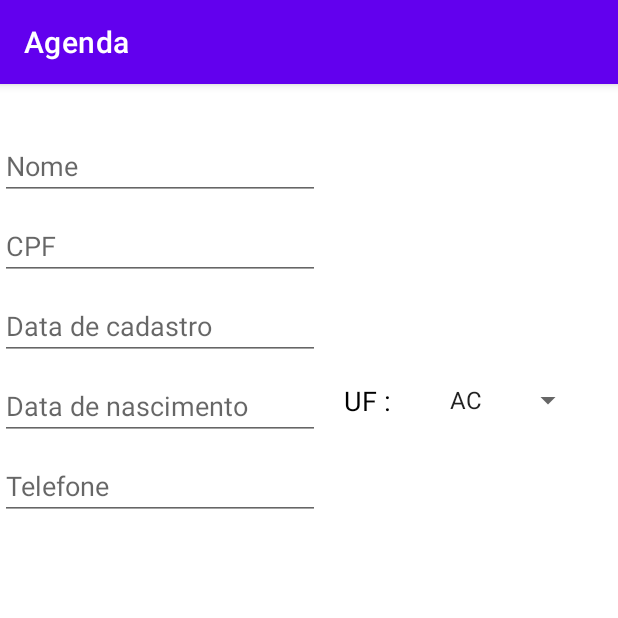
After one commit to mariosntdnz/Agenda, an Android app: the CadastroFragment screen opened through its navigation route, on a phone screen of 412 x 824 dp, the top half of it. The commit adds this screen. Run offline under Robolectric (Android 15) with nearby library versions, the phone set to English and light mode, and no system bars; our stand-ins replace data binding, paging; libraries missing offline, so code that uses them is left out: br.com.jansenfelipe; 2 statements that could not run were skipped.

Commit message:
Ideia inicial tela de cadastro

```diff
--- a/app/build.gradle
+++ b/app/build.gradle
@@ -1,7 +1,8 @@
 apply plugin: 'com.android.application'
 apply plugin: 'kotlin-android'
+apply plugin: 'kotlin-android-extensions'
 apply plugin: 'kotlin-kapt'
-apply plugin: 'kotlin-android-extensions'
+apply plugin: "androidx.navigation.safeargs"
 
 android {
     compileSdkVersion 30
@@ -56,6 +57,8 @@ dependencies {
     kapt "androidx.room:room-compiler:2.2.6"
     implementation "androidx.room:room-ktx:2.2.6"
 
+    implementation 'br.com.jansenfelipe:androidmask:1.0.1'
+
     testImplementation 'junit:junit:4.13.2'
     androidTestImplementation 'androidx.test.ext:junit:1.1.2'
     androidTestImplementation 'androidx.test.espresso:espresso-core:3.3.0'
--- a/app/src/main/AndroidManifest.xml
+++ b/app/src/main/AndroidManifest.xml
@@ -1,14 +1,17 @@
 <?xml version="1.0" encoding="utf-8"?>
 <manifest xmlns:android="http://schemas.android.com/apk/res/android"
+    xmlns:tools="http://schemas.android.com/tools"
     package="com.example.agenda">
 
     <application
         android:allowBackup="true"
         android:icon="@mipmap/ic_launcher"
+        tools:replace="android:label"
         android:label="@string/app_name"
         android:roundIcon="@mipmap/ic_launcher_round"
         android:supportsRtl="true"
-        android:theme="@style/Theme.Agenda">
+        android:theme="@style/Theme.Agenda"
+        >
         <activity android:name=".MainActivity">
             <intent-filter>
                 <action android:name="android.intent.action.MAIN" />
--- /dev/null
+++ b/app/src/main/java/com/example/agenda/ui/cadastro/CadastroFragment.kt
@@ -0,0 +1,46 @@
+package com.example.agenda.ui.cadastro
+
+import android.os.Bundle
+import android.view.LayoutInflater
+import android.view.View
+import android.view.ViewGroup
+import android.widget.ArrayAdapter
+import android.widget.Spinner
+import androidx.fragment.app.Fragment
+import androidx.lifecycle.ViewModelProvider
+import com.example.agenda.R
+import com.example.agenda.databinding.FragmentCadastroBinding
+import com.example.agenda.utils.Constantes
+
+class CadastroFragment : Fragment(){
+
+    private val viewModel : CadastroViewModel by lazy {
+        ViewModelProvider(this).get(CadastroViewModel::class.java)
+    }
+
+    override fun onCreateView(
+        inflater: LayoutInflater, container: ViewGroup?,
+        savedInstanceState: Bundle?
+    ): View? {
+
+        val binding = FragmentCadastroBinding.inflate(inflater,container,false)
+        binding.lifecycleOwner = this
+        binding.constantes = Constantes
+        insertOpcoesSpinner(Constantes.SIGLAS_ESTADO,binding.spinnerCadastroUf)
+        return binding.root
+    }
+
+    fun insertOpcoesSpinner(opcoes: List<String>, spinner: Spinner){
+        val adapter = getAdapterFromSpinner(opcoes)
+        adapter.setDropDownViewResource(R.layout.simple_item_spinner)
+        spinner.adapter = adapter
+    }
+
+    fun getAdapterFromSpinner(opcoes : List<String>) : ArrayAdapter<String>{
+        return ArrayAdapter<String>(
+            requireContext(),
+            R.layout.simple_item_spinner,
+            opcoes)
+    }
+
+}
--- /dev/null
+++ b/app/src/main/java/com/example/agenda/ui/cadastro/CadastroViewModel.kt
@@ -0,0 +1,6 @@
+package com.example.agenda.ui.cadastro
+
+import androidx.lifecycle.ViewModel
+
+class CadastroViewModel : ViewModel() {
+}
--- a/app/src/main/java/com/example/agenda/ui/clientes/ClientesFragment.kt
+++ b/app/src/main/java/com/example/agenda/ui/clientes/ClientesFragment.kt
@@ -6,6 +6,7 @@ import android.view.View
 import android.view.ViewGroup
 import androidx.fragment.app.Fragment
 import androidx.lifecycle.ViewModelProvider
+import androidx.navigation.fragment.findNavController
 import com.example.agenda.databinding.FragmentClientesBinding
 
 class ClientesFragment : Fragment(){
@@ -23,6 +24,10 @@ class ClientesFragment : Fragment(){
         val adapter = ClientesAdapter()
         binding.lifecycleOwner = this
         binding.recyclerViewClientes.adapter = adapter
+
+        binding.fab.setOnClickListener {
+            this.findNavController().navigate(ClientesFragmentDirections.actionClientesFragmentToCadastroFragment())
+        }
         return binding.root
     }
 
--- /dev/null
+++ b/app/src/main/java/com/example/agenda/utils/BindingAdapter.kt
@@ -0,0 +1,18 @@
+package com.example.agenda.utils
+
+import android.widget.EditText
+import androidx.databinding.BindingAdapter
+import br.com.jansenfelipe.androidmask.MaskEditTextChangedListener
+
+@BindingAdapter("mask")
+fun maskEditText(editText: EditText,maskLabel: Int){
+    when(maskLabel){
+        Constantes.maskCPF -> {
+            println("passei")
+            editText.addTextChangedListener(MaskEditTextChangedListener("###.###.###-##",editText))
+        }
+        Constantes.maskCel -> {
+            editText.addTextChangedListener(MaskEditTextChangedListener("(##)####-#####",editText))
+        }
+    }
+}
--- /dev/null
+++ b/app/src/main/java/com/example/agenda/utils/Constantes.kt
@@ -0,0 +1,13 @@
+package com.example.agenda.utils
+
+object Constantes {
+
+        val maskCPF = 1
+        val maskCel = 2
+
+        val SIGLAS_ESTADO = listOf<String>(
+            "AC","AL","AP","AM","BA","CE","DF","ES","GO","MA","MT","MS",
+            "MG","PA","PB","PR","PE","PI","RJ","RN","RS","RO","RR","SC",
+            "SP","SE","TO"
+        )
+}
--- /dev/null
+++ b/app/src/main/res/layout/fragment_cadastro.xml
@@ -0,0 +1,95 @@
+<?xml version="1.0" encoding="utf-8"?>
+<layout xmlns:android="http://schemas.android.com/apk/res/android"
+    xmlns:app="http://schemas.android.com/apk/res-auto"
+    xmlns:tools="http://schemas.android.com/tools">
+    <data>
+        <variable
+            name="constantes"
+            type="com.example.agenda.utils.Constantes"/>
+
+    </data>
+    <androidx.constraintlayout.widget.ConstraintLayout
+        android:layout_width="match_parent"
+        android:layout_height="match_parent">
+
+        <EditText
+            android:id="@+id/editTextCadastroNome"
+            android:layout_width="0dp"
+            android:layout_height="wrap_content"
+            android:layout_marginTop="32dp"
+            android:ems="10"
+            android:hint="@string/cadastro_option_name"
+            android:inputType="textPersonName"
+            android:textSize="18sp"
+            app:layout_constraintStart_toStartOf="parent"
+            app:layout_constraintTop_toTopOf="parent" />
+
+        <EditText
+            android:id="@+id/editTextCadastroCpf"
+            android:layout_width="0dp"
+            android:layout_height="wrap_content"
+            android:layout_marginTop="8dp"
+            android:ems="10"
+            mask="@{constantes.maskCPF}"
+            android:hint="@string/cadastro_option_cpf"
+            android:inputType="phone"
+            app:layout_constraintStart_toStartOf="parent"
+            app:layout_constraintTop_toBottomOf="@+id/editTextCadastroNome" />
+
+        <EditText
+            android:id="@+id/editTextCadastroDataDeCadastro"
+            android:layout_width="0dp"
+            android:layout_height="wrap_content"
+            android:layout_marginTop="8dp"
+            android:ems="10"
+            android:hint="@string/cadastro_option_data_cadastro"
+            android:inputType="textPersonName"
+            app:layout_constraintStart_toStartOf="parent"
+            app:layout_constraintTop_toBottomOf="@+id/editTextCadastroCpf" />
+
+        <EditText
+            android:id="@+id/editTextCadastroDataNascimento"
+            android:layout_width="0dp"
+            android:layout_height="wrap_content"
+            android:layout_marginTop="8dp"
+            android:ems="10"
+            android:hint="@string/cadastro_option_data_nasc"
+            android:inputType="textPersonName"
+            app:layout_constraintStart_toStartOf="parent"
+            app:layout_constraintTop_toBottomOf="@+id/editTextCadastroDataDeCadastro" />
+
+        <Spinner
+            android:id="@+id/spinnerCadastroUf"
+            android:layout_width="wrap_content"
+            android:layout_height="wrap_content"
+            app:layout_constraintBottom_toBottomOf="@+id/editTextCadastroDataNascimento"
+            app:layout_constraintEnd_toEndOf="parent"
+            app:layout_constraintStart_toEndOf="@+id/textViewCadastroLabelUf"
+            app:layout_constraintTop_toBottomOf="@+id/editTextCadastroDataDeCadastro" />
+
+        <EditText
+            android:id="@+id/editTextCadastroTelefone"
+            android:layout_width="wrap_content"
+            android:layout_height="wrap_content"
+            android:layout_marginTop="8dp"
+            android:ems="10"
+            mask="@{constantes.maskCel}"
+            android:hint="@string/cadastro_option_telefone"
+            android:inputType="phone"
+            app:layout_constraintStart_toStartOf="parent"
+            app:layout_constraintTop_toBottomOf="@+id/editTextCadastroDataNascimento" />
+
+        <TextView
+            android:id="@+id/textViewCadastroLabelUf"
+            android:layout_width="wrap_content"
+            android:layout_height="wrap_content"
+            android:layout_marginStart="16dp"
+            android:text="@string/cadastro_option_uf"
+            android:textColor="@color/black"
+            android:textSize="18sp"
+            app:layout_constraintBottom_toBottomOf="@+id/editTextCadastroDataNascimento"
+            app:layout_constraintStart_toEndOf="@+id/editTextCadastroDataNascimento"
+            app:layout_constraintTop_toBottomOf="@+id/editTextCadastroDataDeCadastro" />
+
+    </androidx.constraintlayout.widget.ConstraintLayout>
+</layout>
--- /dev/null
+++ b/app/src/main/res/layout/simple_item_spinner.xml
@@ -0,0 +1,12 @@
+<?xml version="1.0" encoding="utf-8"?>
+
+<TextView xmlns:android="http://schemas.android.com/apk/res/android"
+    android:id="@android:id/text1"
+    android:layout_width="match_parent"
+    android:layout_height="wrap_content"
+    android:textAppearance="?android:attr/textAppearanceListItemSmall"
+    android:gravity="center_vertical"
+    android:paddingStart="16dp"
+    android:paddingEnd="16dp"
+    android:minHeight="?android:attr/listPreferredItemHeightSmall"
+    />
--- a/app/src/main/res/navigation/nav_graph.xml
+++ b/app/src/main/res/navigation/nav_graph.xml
@@ -3,12 +3,20 @@
     xmlns:app="http://schemas.android.com/apk/res-auto"
     xmlns:tools="http://schemas.android.com/tools"
     android:id="@+id/nav_graph"
-    app:startDestination="@id/filmesFragment">
+    app:startDestination="@id/clientesFragment">
 
     <fragment
-        android:id="@+id/filmesFragment"
+        android:id="@+id/clientesFragment"
         android:name="com.example.agenda.ui.clientes.ClientesFragment"
         tools:layout="@layout/fragment_clientes">
+        <action
+            android:id="@+id/action_clientesFragment_to_cadastroFragment"
+            app:destination="@id/cadastroFragment" />
     </fragment>
 
+    <fragment
+        android:id="@+id/cadastroFragment"
+        android:name="com.example.agenda.ui.cadastro.CadastroFragment"
+        android:label="Cadastro" />
+
 </navigation>
--- a/app/src/main/res/values/strings.xml
+++ b/app/src/main/res/values/strings.xml
@@ -1,3 +1,9 @@
 <resources>
     <string name="app_name">Agenda</string>
+    <string name="cadastro_option_name">Nome</string>
+    <string name="cadastro_option_cpf">CPF</string>
+    <string name="cadastro_option_data_cadastro">Data de cadastro</string>
+    <string name="cadastro_option_data_nasc">Data de nascimento</string>
+    <string name="cadastro_option_telefone">Telefone</string>
+    <string name="cadastro_option_uf">UF : </string>
 </resources>
--- a/build.gradle
+++ b/build.gradle
@@ -8,7 +8,8 @@ buildscript {
     dependencies {
         classpath "com.android.tools.build:gradle:4.1.0"
         classpath "org.jetbrains.kotlin:kotlin-gradle-plugin:$kotlin_version"
-
+        def nav_version = "2.3.5"
+        classpath "androidx.navigation:navigation-safe-args-gradle-plugin:$nav_version"
         // NOTE: Do not place your application dependencies here; they belong
         // in the individual module build.gradle files
     }
```
